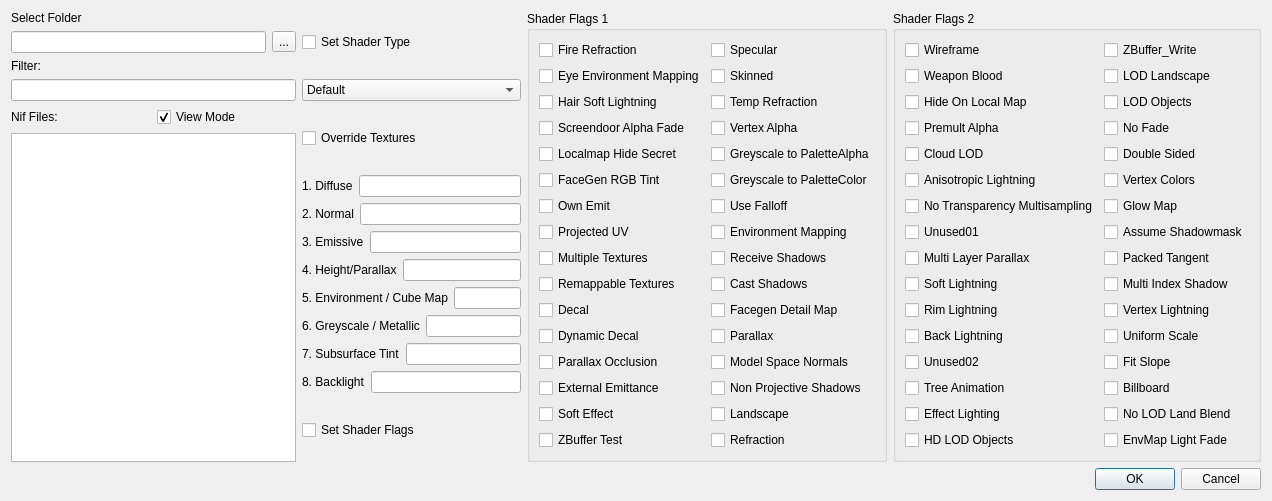
First picture: the form in gui/src/widgets/TextureTool.ui, repository aerisarn/ck-cmd, before the edit.
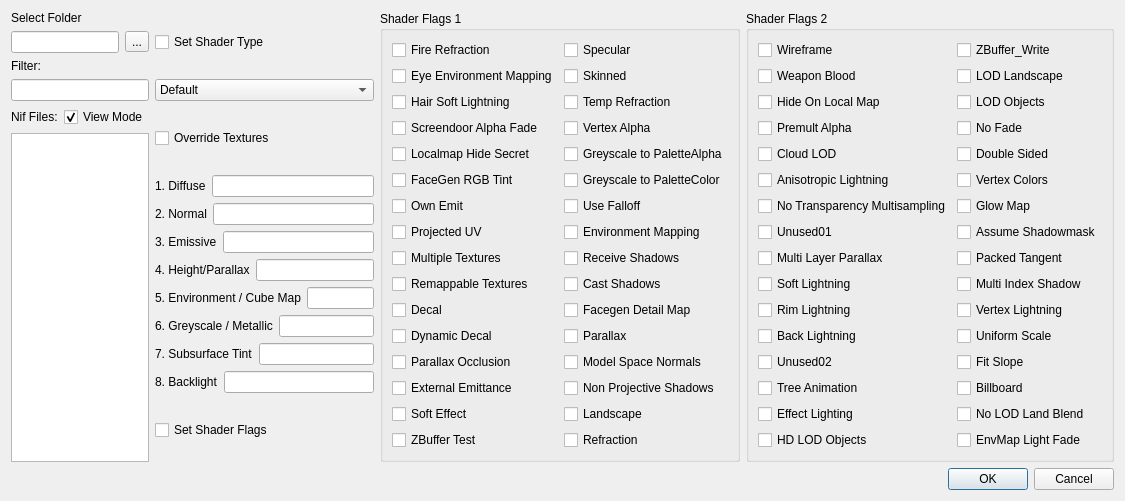
Second picture: the form after the edit.

Commit message: More texture tool fixes and allow the tool to be opened without behavior workspace

What changed in the file:
```diff
--- a/gui/src/widgets/TextureTool.ui
+++ b/gui/src/widgets/TextureTool.ui
@@ -6,22 +6,18 @@
    <rect>
     <x>0</x>
     <y>0</y>
-    <width>1272</width>
-    <height>480</height>
+    <width>1011</width>
+    <height>464</height>
    </rect>
   </property>
   <property name="windowTitle">
    <string>Texture Tool</string>
   </property>
-  <layout class="QVBoxLayout" name="verticalLayout_15">
+  <layout class="QVBoxLayout" name="verticalLayout_4">
    <item>
-    <layout class="QHBoxLayout" name="horizontalLayout_11" stretch="2,1,1,1">
+    <layout class="QHBoxLayout" name="horizontalLayout_10" stretch="2,1,1,1">
      <item>
-      <layout class="QVBoxLayout" name="verticalLayout_11">
-       <item>
-        <layout class="QHBoxLayout" name="horizontalLayout_13">
-         <item>
-          <layout class="QVBoxLayout" name="verticalLayout_9">
+      <layout class="QVBoxLayout" name="verticalLayout_3">
            <item>
             <widget class="QLabel" name="label">
              <property name="text">
@@ -43,13 +39,6 @@
              </item>
             </layout>
            </item>
-          </layout>
-         </item>
-         <item>
-          <layout class="QVBoxLayout" name="verticalLayout_10"/>
-         </item>
-        </layout>
-       </item>
        <item>
         <widget class="QLabel" name="label_4">
          <property name="text">
@@ -82,12 +71,6 @@
         </layout>
        </item>
        <item>
-        <layout class="QVBoxLayout" name="verticalLayout_6">
-         <item>
-          <layout class="QHBoxLayout" name="horizontalLayout_10">
-           <item>
-            <layout class="QVBoxLayout" name="verticalLayout_3">
-             <item>
               <widget class="QTreeView" name="nifView">
                <property name="editTriggers">
                 <set>QAbstractItemView::NoEditTriggers</set>
@@ -108,18 +91,6 @@
                 <bool>false</bool>
                </attribute>
               </widget>
-             </item>
-            </layout>
-           </item>
-           <item>
-            <layout class="QVBoxLayout" name="verticalLayout_4"/>
-           </item>
-          </layout>
-         </item>
-         <item>
-          <layout class="QVBoxLayout" name="verticalLayout_5"/>
-         </item>
-        </layout>
        </item>
       </layout>
      </item>
```
Lines whose indentation alone changed are shown as unchanged. The commit also changes 6 other files.
